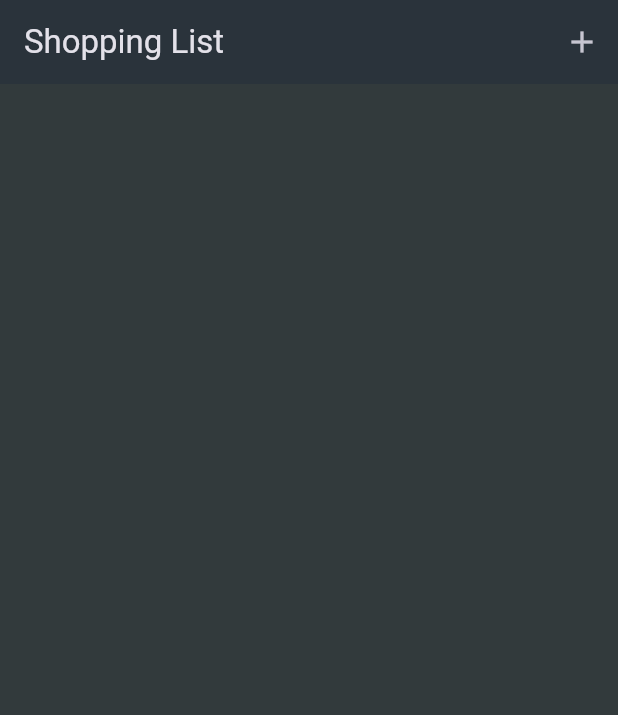
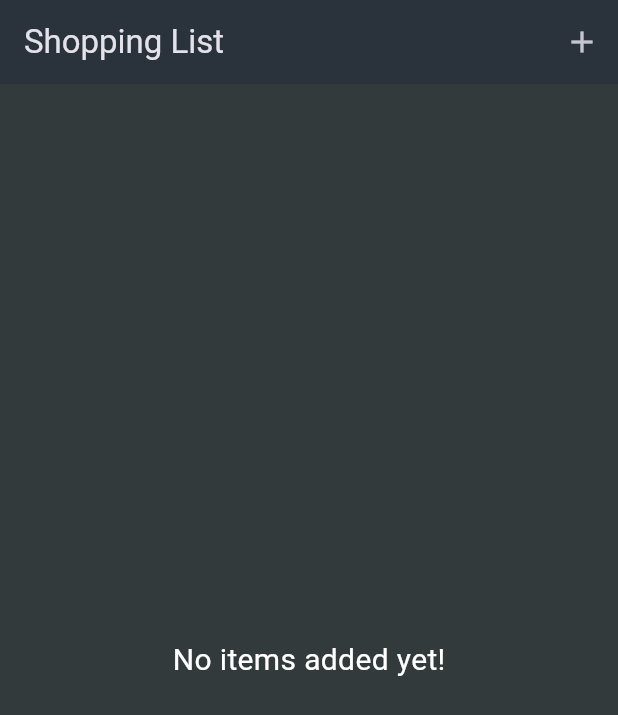
Before and after one commit to PJozeph/shopping-list-app, a Flutter app: the screen it shows after launch, on a phone screen of 412 x 824 dp. Shown: the top 715 px of the screen. Run offline on Flutter 3.47's test engine with Material 3 defaults, Android fonts, the phone set to English and light mode, and no system bars.

Commit message:
Refactor ShoppingListWidget to improve code readability and structure

```diff
--- a/lib/widgets/shopping_list_widget.dart
+++ b/lib/widgets/shopping_list_widget.dart
@@ -12,8 +12,7 @@ class ShoppingListWidget extends StatefulWidget {
 }
 
 class _ShoppingListWidgetState extends State<ShoppingListWidget> {
-
-final List<GroceryItem> _groceryItems = [];
+  final List<GroceryItem> _groceryItems = [];
 
   void _addItem() async {
     final newItem = await Navigator.of(
@@ -28,17 +27,27 @@ final List<GroceryItem> _groceryItems = [];
 
   @override
   Widget build(BuildContext context) {
+    Widget content = const Center(
+      child: Text(
+        'No items added yet!',
+        style: TextStyle(fontSize: 20, color: Colors.white),
+      ),
+    );
+    if (_groceryItems.isNotEmpty) {
+      content = ListView.builder(
+        itemCount: _groceryItems.length,
+        itemBuilder: (context, index) {
+          return CategoryItem(item: _groceryItems[index]);
+        },
+      );
+    }
+
     return Scaffold(
       appBar: AppBar(
         title: const Text('Shopping List'),
         actions: [IconButton(icon: const Icon(Icons.add), onPressed: _addItem)],
       ),
-      body: ListView.builder(
-        itemCount: _groceryItems.length,
-        itemBuilder: (context, index) {
-          return CategoryItem(item: _groceryItems[index]);
-        },
-      ),
+      body: content,
     );
   }
 }
```
